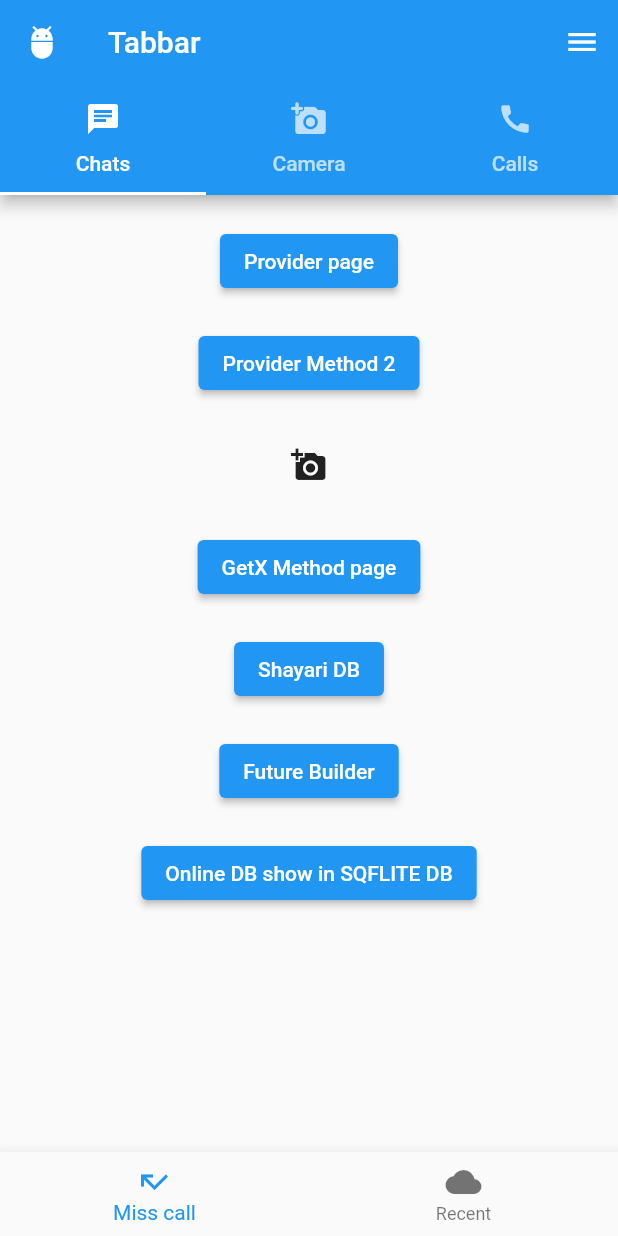
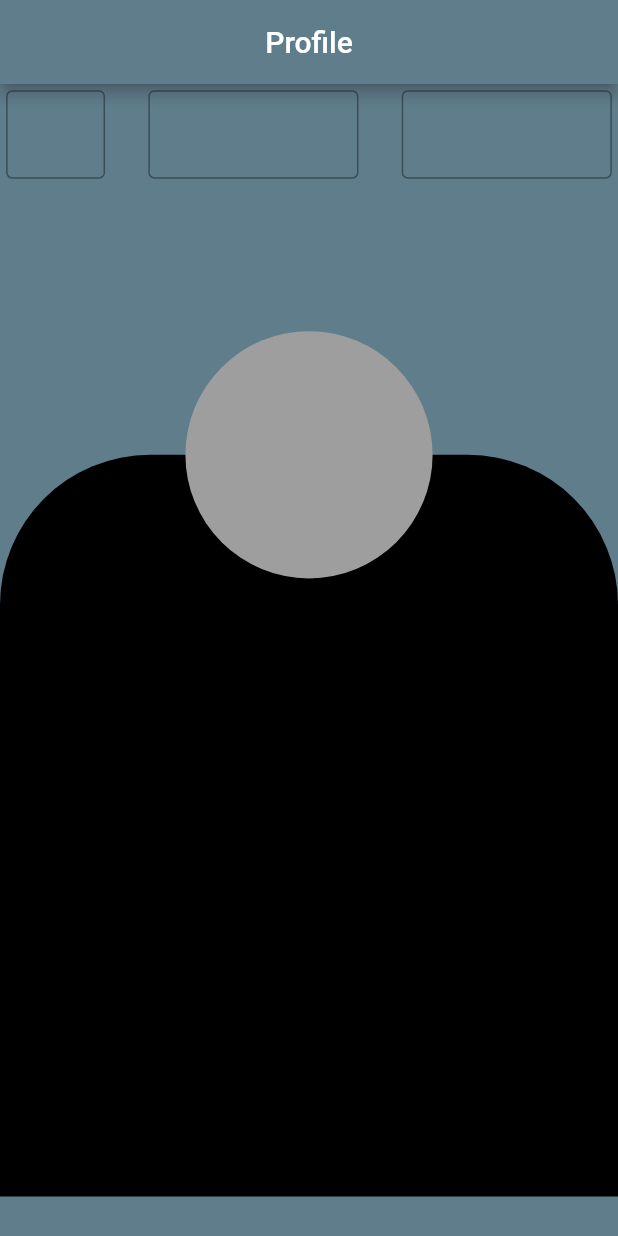
Before and after one commit to Krutik-Kelawala/tabbar_project, a Flutter app: the screen it shows after launch, on a phone screen of 412 x 824 dp. Run offline on Flutter 3.47's test engine with Material 2 defaults, Android fonts, the phone set to English and light mode, and no system bars; our stand-ins replace dio, get, permission_handler, sqflite; accounts and stored records are empty.

Commit message:
Use Stack

```diff
--- /dev/null
+++ b/lib/Stackwidgetpg.dart
@@ -0,0 +1,94 @@
+import 'package:flutter/material.dart';
+
+class Stackwidget extends StatefulWidget {
+  @override
+  State<Stackwidget> createState() => _StackwidgetState();
+}
+
+class _StackwidgetState extends State<Stackwidget> {
+  @override
+  Widget build(BuildContext context) {
+    double height = MediaQuery.of(context).size.height;
+    double width = MediaQuery.of(context).size.width;
+    return Scaffold(
+        backgroundColor: Colors.blueGrey,
+        appBar: AppBar(
+          backgroundColor: Colors.blueGrey,
+          title: Text("Profile"),
+          centerTitle: true,
+        ),
+        body: Stack(
+          children: [
+            Column(
+              children: [
+                Container(
+                  height: height * 0.3,
+                ),
+                Container(
+                  height: height * 0.6,
+                  decoration: BoxDecoration(
+                      color: Colors.black,
+                      borderRadius: BorderRadius.only(
+                          topRight: Radius.circular(100),
+                          topLeft: Radius.circular(100))),
+                ),
+              ],
+            ),
+            Positioned(
+                top: height * 0.15,
+                left: width * 0.3,
+                child: Container(
+                  height: height * 0.3,
+                  width: width * 0.4,
+                  child: CircleAvatar(backgroundColor: Colors.grey),
+                )),
+            Positioned(
+                child: SingleChildScrollView(
+              child: Column(children: [
+                Row(
+                  mainAxisAlignment: MainAxisAlignment.spaceEvenly,
+                  children: [
+                    Flexible(
+                      flex: 1,
+                      child: Container(
+                        padding: EdgeInsets.all(width * 0.01),
+                        child: TextField(
+                          decoration:
+                              InputDecoration(border: OutlineInputBorder()),
+                        ),
+                      ),
+                    ),
+                    SizedBox(
+                      width: width * 0.05,
+                    ),
+                    Flexible(
+                      flex: 2,
+                      child: Container(
+                        padding: EdgeInsets.all(width * 0.01),
+                        child: TextField(
+                          decoration:
+                              InputDecoration(border: OutlineInputBorder()),
+                        ),
+                      ),
+                    ),
+                    SizedBox(
+                      width: width * 0.05,
+                    ),
+                    Flexible(
+                      flex: 2,
+                      child: Container(
+                        padding: EdgeInsets.all(width * 0.01),
+                        child: TextField(
+                          decoration:
+                              InputDecoration(border: OutlineInputBorder()),
+                        ),
+                      ),
+                    )
+                  ],
+                )
+              ]),
+            ))
+          ],
+        ));
+  }
+}
--- a/lib/main.dart
+++ b/lib/main.dart
@@ -1,6 +1,7 @@
 import 'package:flutter/material.dart';
 import 'package:permission_handler/permission_handler.dart';
 import 'package:tabbar_project/API%20data%20SHOW%20in%20SQFLITE%20DB/Apiofflinedbpage.dart';
+import 'package:tabbar_project/Stackwidgetpg.dart';
 import 'package:tabbar_project/futurebuilderpg.dart';
 import 'package:tabbar_project/getxpage.dart';
 import 'package:tabbar_project/providerdemo.dart';
@@ -10,7 +11,7 @@ import 'package:tabbar_project/streambuilderwork.dart';
 
 void main() {
   runApp(MaterialApp(
-    home: firstpage(),
+    home: Stackwidget(),
   ));
 }
 
```
